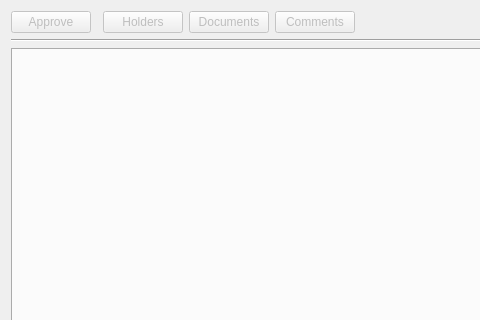
gltn/stdm, file ui/flts/workflow_manager/ui_workflow_manager.ui: the form before one commit; both pictures show x 0 to 480 and y 0 to 320 of the 837 by 467 pixel window.
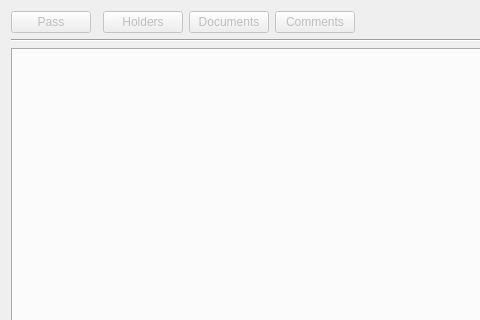
The form after the commit.

What changed in the file:
```diff
--- a/ui/flts/workflow_manager/ui_workflow_manager.ui
+++ b/ui/flts/workflow_manager/ui_workflow_manager.ui
@@ -27,7 +27,7 @@
           <bool>false</bool>
          </property>
          <property name="text">
-          <string>Approve</string>
+          <string>Pass</string>
          </property>
         </widget>
        </item>
```
